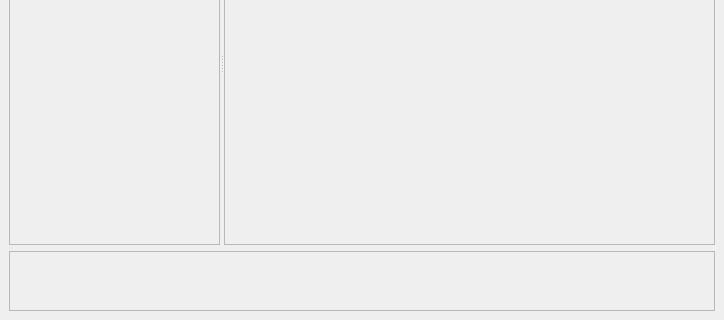
Qt form src/forms/MainWindow.ui (thooge/keepassx1) before a commit; both pictures show x 0 to 724 and y 148 to 468 of the 724 by 468 pixel window.
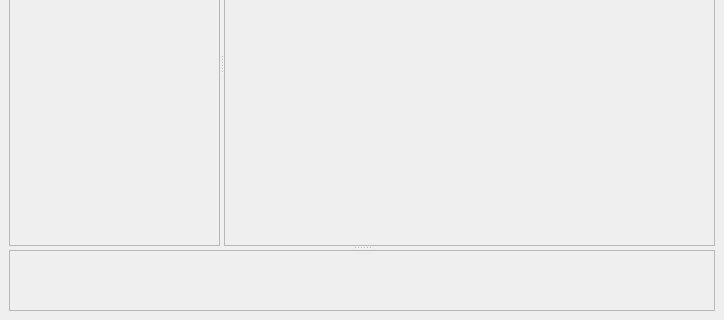
The same form after that commit. Custom widgets are drawn as their Qt base class.

Patch:
```diff
--- a/src/forms/MainWindow.ui
+++ b/src/forms/MainWindow.ui
@@ -25,7 +25,11 @@
      <number>6</number>
     </property>
     <item>
-     <widget class="QSplitter" name="splitter" >
+     <widget class="QSplitter" name="HSplitter" >
+      <property name="orientation" >
+       <enum>Qt::Vertical</enum>
+      </property>
+      <widget class="QSplitter" name="VSplitter" >
       <property name="sizePolicy" >
        <sizepolicy>
         <hsizetype>7</hsizetype>
@@ -79,8 +83,6 @@
        </property>
       </widget>
      </widget>
-    </item>
-    <item>
      <widget class="QTextEdit" name="DetailView" >
       <property name="enabled" >
        <bool>false</bool>
@@ -88,21 +90,22 @@
       <property name="sizePolicy" >
        <sizepolicy>
         <hsizetype>7</hsizetype>
-        <vsizetype>4</vsizetype>
+         <vsizetype>7</vsizetype>
         <horstretch>0</horstretch>
         <verstretch>10</verstretch>
        </sizepolicy>
       </property>
-      <property name="maximumSize" >
+       <property name="minimumSize" >
        <size>
-        <width>16777215</width>
-        <height>60</height>
+         <width>0</width>
+         <height>30</height>
        </size>
       </property>
       <property name="readOnly" >
        <bool>true</bool>
       </property>
      </widget>
+     </widget>
     </item>
    </layout>
   </widget>
@@ -520,16 +523,16 @@
   </action>
  </widget>
  <customwidgets>
-  <customwidget>
-   <class>KeepassGroupView</class>
-   <extends>QTreeWidget</extends>
-   <header>../../src/lib/GroupView.h</header>
-  </customwidget>
   <customwidget>
    <class>KeepassEntryView</class>
    <extends>QTreeWidget</extends>
    <header>../../src/lib/EntryView.h</header>
   </customwidget>
+  <customwidget>
+   <class>KeepassGroupView</class>
+   <extends>QTreeWidget</extends>
+   <header>../../src/lib/GroupView.h</header>
+  </customwidget>
  </customwidgets>
  <resources/>
  <connections/>
```
Left out of the diff: 26 changed lines with no effect on the pictures. Lines whose indentation alone changed are shown as unchanged.
